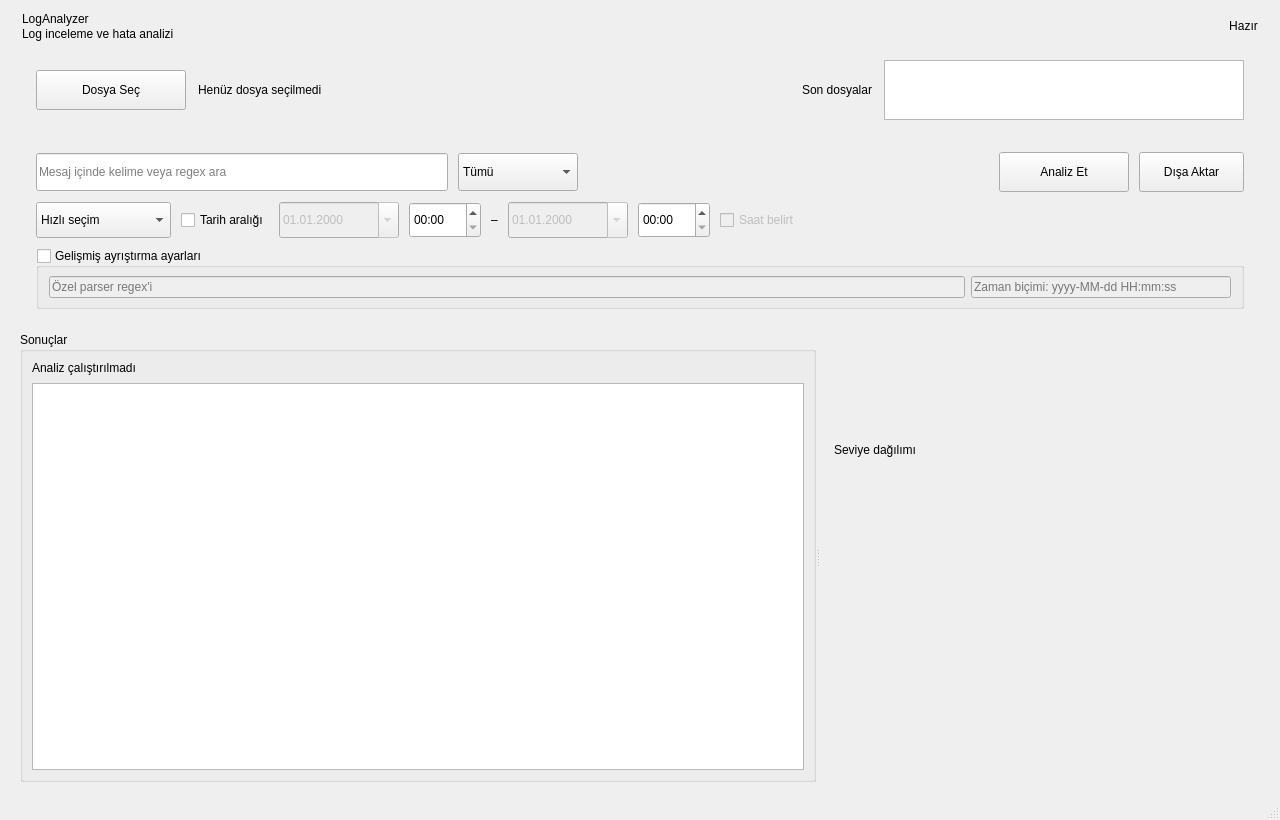
This is src/ui/mainwindow.ui in enestkt/log-analyzer as Qt 5 draws it before an edit. The edited form follows.
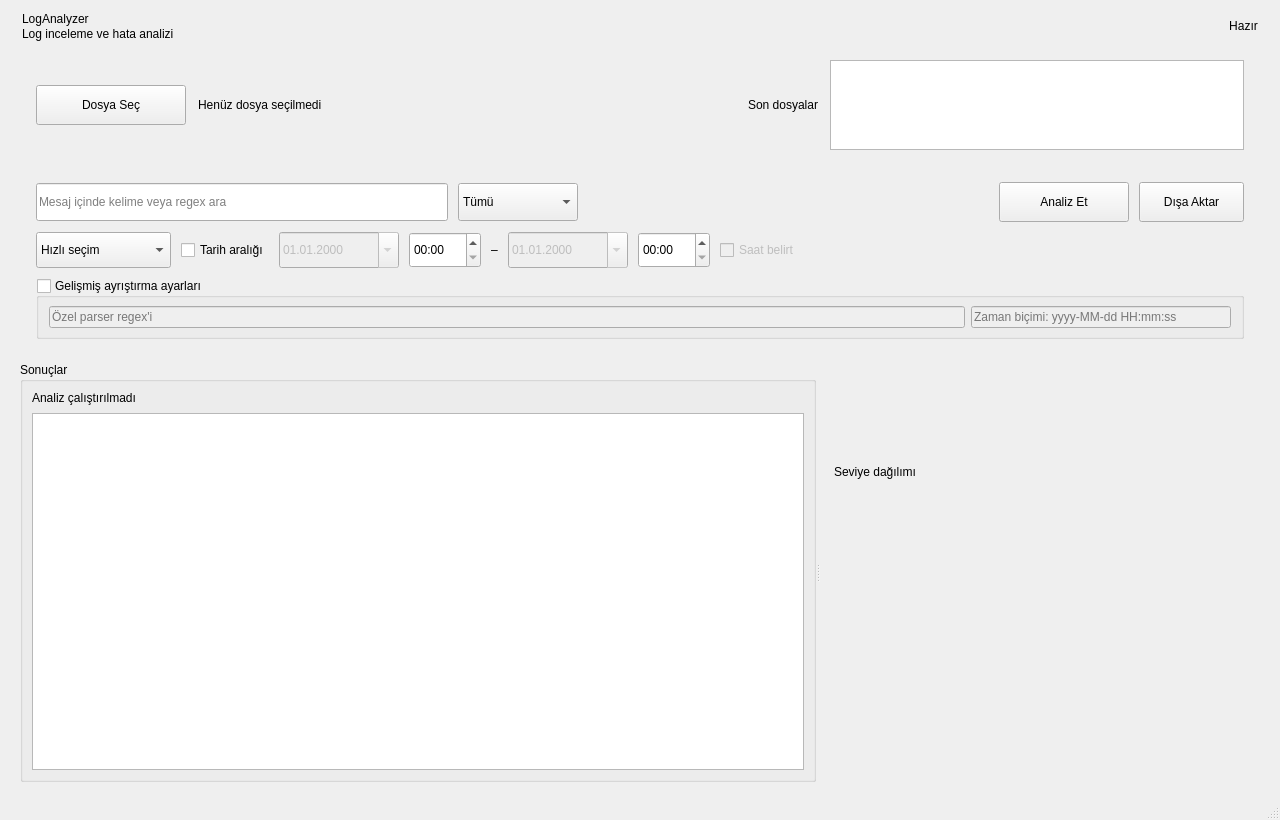
This is the edited form.

Commit message:
ui: son dosyalar listesi genisletildi ve yumusak kaydirma eklendi
- Liste yuksekligi 60px'ten 90px'e cikarildi, ayni anda 3 dosya gorunur hale getirildi
- Listeyi saran sourceCard'in 78px yukseklik siniri 108px'e yukseltildi (once listeyi eziyordu)
- Fare tekerlegiyle kaydirma satir bazindan piksel bazina alindi ve adim kucultuldu; liste artik yavas ve yumusak iniyor

Diff of the .ui file:
```diff
--- a/src/ui/mainwindow.ui
+++ b/src/ui/mainwindow.ui
@@ -115,7 +115,7 @@
       <property name="maximumSize">
        <size>
         <width>16777215</width>
-        <height>78</height>
+        <height>108</height>
        </size>
       </property>
       <layout class="QHBoxLayout" name="sourceLayout">
@@ -184,14 +184,14 @@
         <widget class="QListWidget" name="recentFilesListWidget">
          <property name="minimumSize">
           <size>
-           <width>260</width>
-           <height>60</height>
+           <width>300</width>
+           <height>90</height>
           </size>
          </property>
          <property name="maximumSize">
           <size>
-           <width>360</width>
-           <height>60</height>
+           <width>420</width>
+           <height>90</height>
           </size>
          </property>
          <property name="horizontalScrollBarPolicy">
```
The commit also changes 1 other file.
